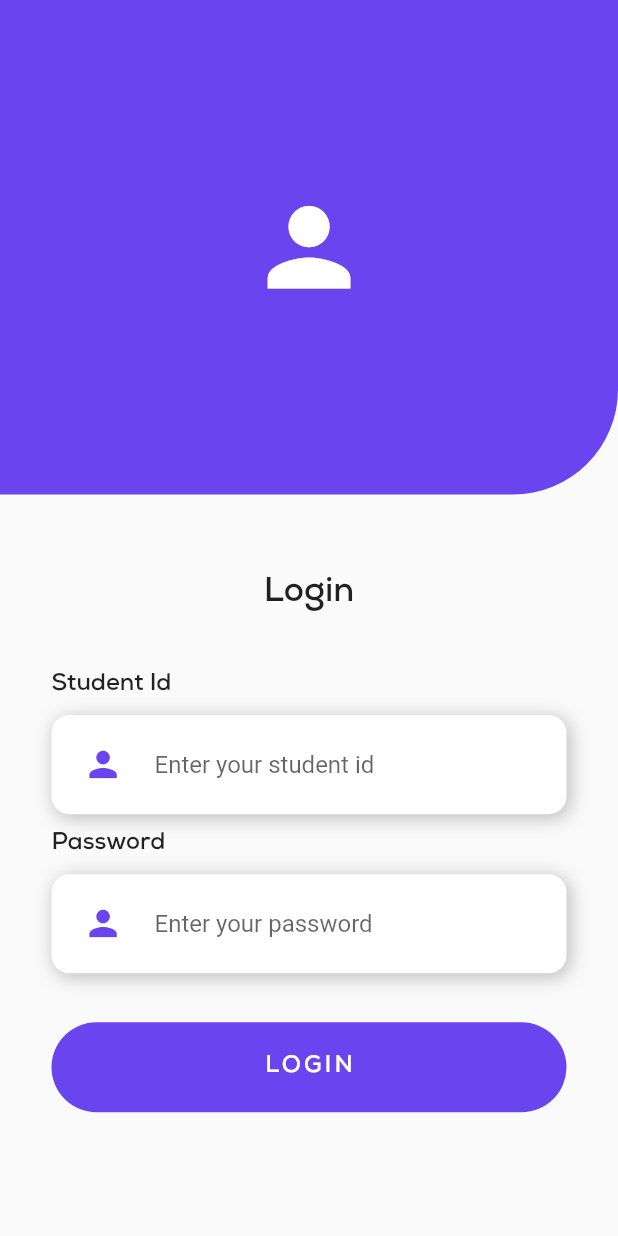
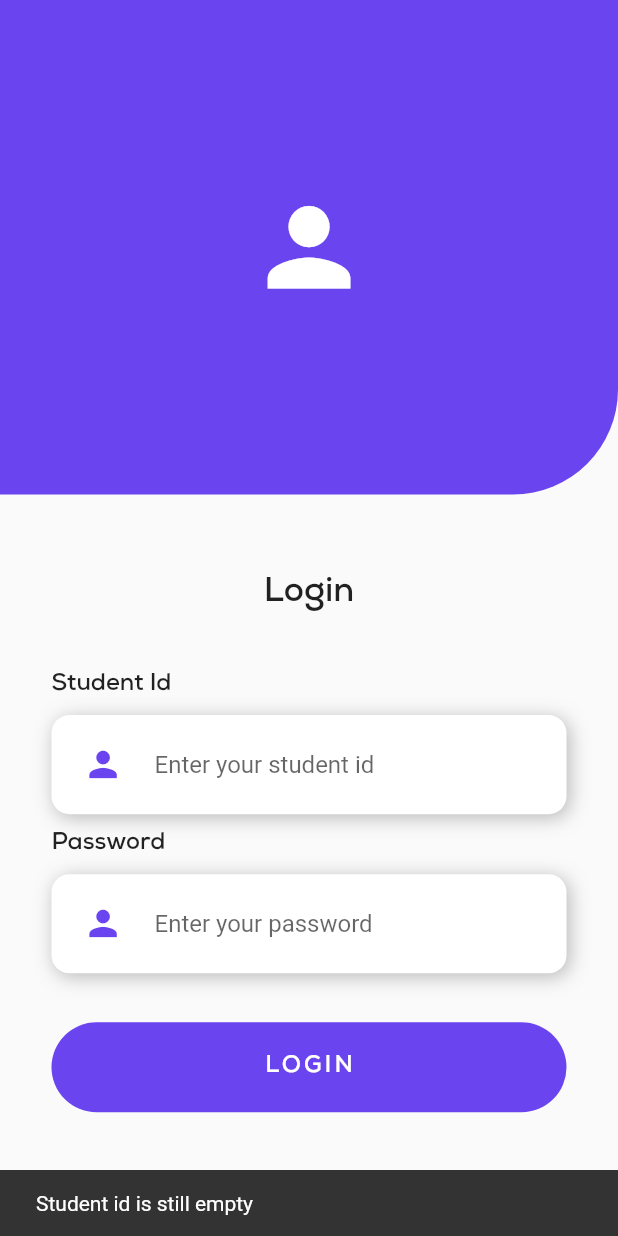
Before and after one commit to KmIndu/AttendanceApp, a Flutter app: the screen it shows after launch, after a tap on "LOGIN", on a phone screen of 412 x 824 dp. Run offline on Flutter 3.47's test engine with Material 2 defaults, Android fonts, the phone set to English and light mode, and no system bars; our stand-ins replace cloud_firestore, firebase_core, flutter_keyboard_visibility; accounts and stored records are empty.

Commit message:
initial commit

```diff
--- a/lib/loginscreen.dart
+++ b/lib/loginscreen.dart
@@ -77,15 +77,21 @@ class _LoginScreenState extends State<LoginScreen> {
                       String id=idController.text.trim();
                       String password=passController.text.trim();
 
-                      QuerySnapshot snap= await FirebaseFirestore.instance.collection("Student").where('id', isEqualTo: id).get();
 
-                      print(snap.docs[0]['id']);
 
                       if(id.isEmpty)
                       {
                         ScaffoldMessenger.of(context).showSnackBar(const SnackBar(
-                          content: Text("Student") ,
-                        ))
+                          content: Text("Student id is still empty") ,
+                        ));
+                      }else if(password.isEmpty){
+                        ScaffoldMessenger.of(context).showSnackBar(const SnackBar(
+                          content: Text("Password is still empty"),
+                        ));
+                      }else{
+                      QuerySnapshot snap= await FirebaseFirestore.instance.collection("Student").where('id', isEqualTo: id).get();
+
+                      print(snap.docs[0]['id']);
                       }
                     },
                     child: Container(
```
